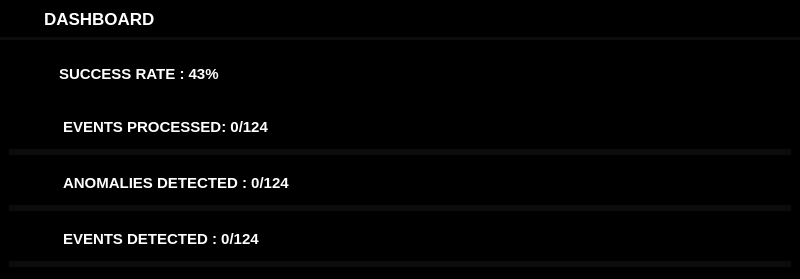
Before: the Qt Designer form software/censorship_detection/dashboard.ui in john0x44/Censorship-Detection-In-Censored-Planet, drawn with Qt 5.
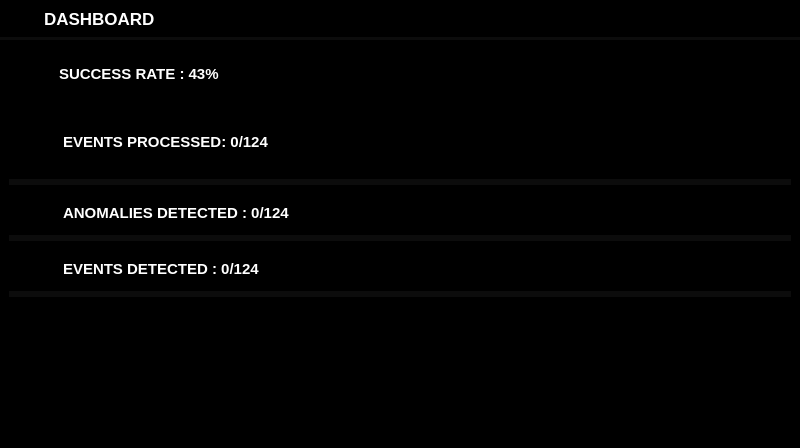
After: the same form once the commit is applied. Icons and pictures are not drawn.

The edit to the form file:
```diff
--- a/software/censorship_detection/dashboard.ui
+++ b/software/censorship_detection/dashboard.ui
@@ -7,7 +7,7 @@
     <x>0</x>
     <y>0</y>
     <width>800</width>
-    <height>279</height>
+    <height>448</height>
    </rect>
   </property>
   <property name="windowTitle">
@@ -236,7 +236,7 @@
          <property name="maximumSize">
           <size>
            <width>16777215</width>
-           <height>50</height>
+           <height>80</height>
           </size>
          </property>
          <property name="styleSheet">
```
